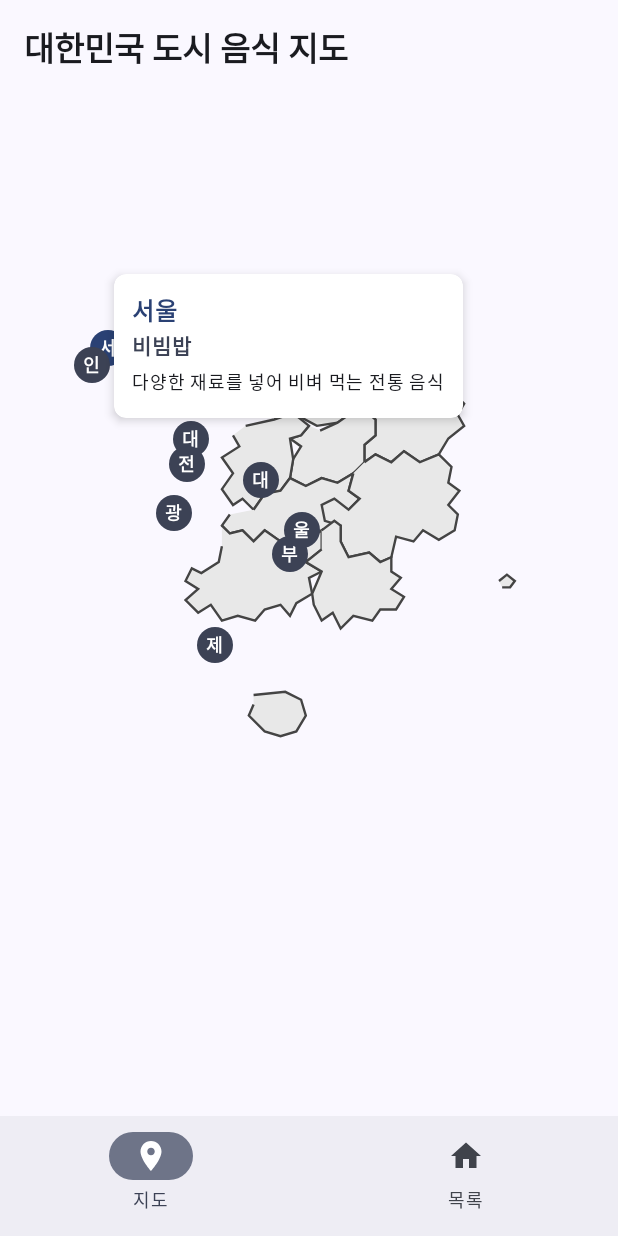
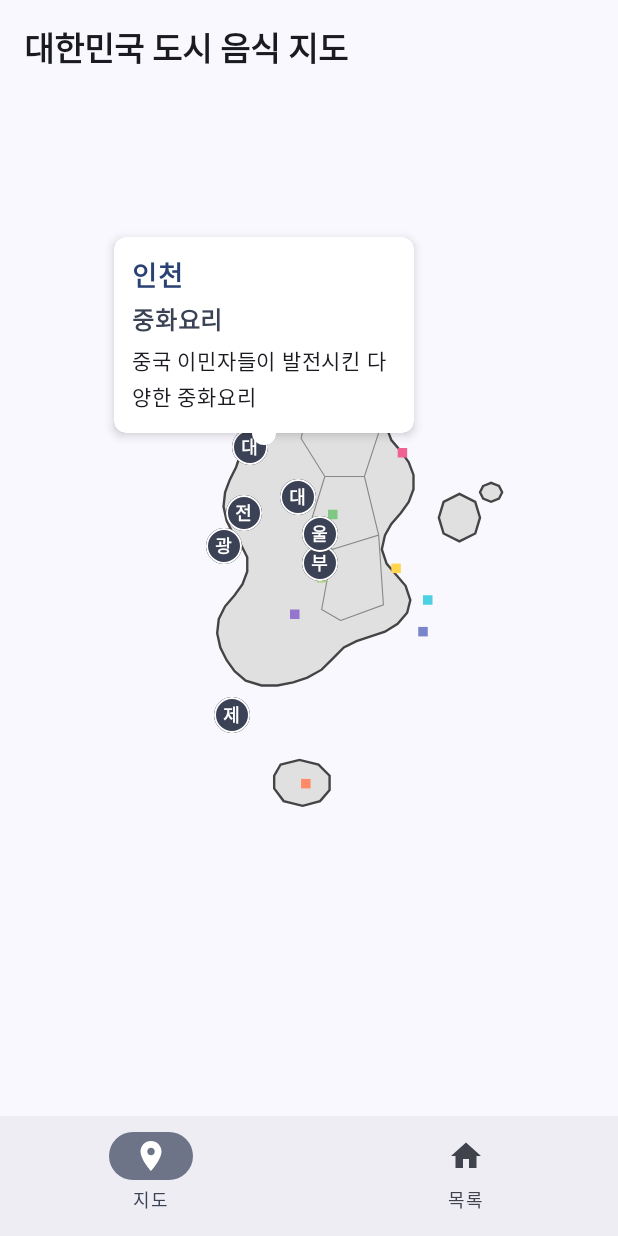
Before and after one commit to haeseoky/ocean-android, an Android app built with Jetpack Compose: the screen it shows after launch (MainActivity), after a tap on an icon or button, on a phone screen of 412 x 824 dp. Run offline under Robolectric (Android 15) with nearby library versions, the phone set to English and light mode, and no system bars.

Commit message:
마지막 UI 개선 및 지도 추가

```diff
--- a/app/src/main/java/com/example/ocean/data/repository/CityRepository.kt
+++ b/app/src/main/java/com/example/ocean/data/repository/CityRepository.kt
@@ -17,80 +17,80 @@ class CityRepository {
             CityInfo(
                 id = "seoul",
                 name = "서울",
-                xCoordinate = 0.19f,
-                yCoordinate = 0.27f,
+                xCoordinate = 0.49f,
+                yCoordinate = 0.245f,
                 famousFood = "비빔밥",
                 description = "다양한 재료를 넣어 비벼 먹는 전통 음식"
             ),
             CityInfo(
                 id = "busan",
                 name = "부산",
-                xCoordinate = 0.63f,
-                yCoordinate = 0.52f,
+                xCoordinate = 0.705f,
+                yCoordinate = 0.53f,
                 famousFood = "돼지국밥",
                 description = "뼈 육수에 돼지고기를 넣은 국밥"
             ),
             CityInfo(
                 id = "incheon",
                 name = "인천",
-                xCoordinate = 0.15f,
-                yCoordinate = 0.29f,
+                xCoordinate = 0.46f,
+                yCoordinate = 0.245f,
                 famousFood = "중화요리",
                 description = "중국 이민자들이 발전시킨 다양한 중화요리"
             ),
             CityInfo(
                 id = "daegu",
                 name = "대구",
-                xCoordinate = 0.56f,
-                yCoordinate = 0.43f,
+                xCoordinate = 0.65f,
+                yCoordinate = 0.45f,
                 famousFood = "납작만두",
                 description = "얇은 피에 속을 넣어 빚은 대구식 만두"
             ),
             CityInfo(
                 id = "gwangju",
                 name = "광주",
-                xCoordinate = 0.35f,
-                yCoordinate = 0.47f,
+                xCoordinate = 0.47f,
+                yCoordinate = 0.51f,
                 famousFood = "송정떡갈비",
                 description = "소갈비살을 다져 양념한 후 구운 음식"
             ),
             CityInfo(
                 id = "daejeon",
                 name = "대전",
-                xCoordinate = 0.39f,
-                yCoordinate = 0.38f,
+                xCoordinate = 0.535f,
+                yCoordinate = 0.39f,
                 famousFood = "성심당 빵",
                 description = "유명 베이커리의 대표 튀김소보로와 다양한 빵"
             ),
             CityInfo(
                 id = "ulsan",
                 name = "울산",
-                xCoordinate = 0.66f,
-                yCoordinate = 0.49f,
+                xCoordinate = 0.705f,
+                yCoordinate = 0.495f,
                 famousFood = "언양불고기",
                 description = "얇게 썬 소고기를 양념해 숯불에 구운 음식"
             ),
             CityInfo(
                 id = "jeju",
                 name = "제주",
-                xCoordinate = 0.45f,
-                yCoordinate = 0.63f,
+                xCoordinate = 0.49f,
+                yCoordinate = 0.715f,
                 famousFood = "흑돼지구이",
                 description = "제주 특산물인 흑돼지를 구운 음식"
             ),
             CityInfo(
                 id = "gangneung",
                 name = "강릉",
-                xCoordinate = 0.67f,
-                yCoordinate = 0.27f,
+                xCoordinate = 0.665f,
+                yCoordinate = 0.31f,
                 famousFood = "초당두부",
                 description = "바닷물로 만들어 고소한 맛이 일품인 강릉 특산 두부요리"
             ),
             CityInfo(
                 id = "jeonju",
                 name = "전주",
-                xCoordinate = 0.38f,
-                yCoordinate = 0.41f,
+                xCoordinate = 0.52f,
+                yCoordinate = 0.47f,
                 famousFood = "전주비빔밥",
                 description = "전통방식으로 만든 육회와 신선한 나물이 들어간 정통 비빔밥"
             )
--- a/app/src/main/java/com/example/ocean/ui/map/MapScreen.kt
+++ b/app/src/main/java/com/example/ocean/ui/map/MapScreen.kt
@@ -1,10 +1,15 @@
 package com.example.ocean.ui.map
 
 import androidx.compose.animation.AnimatedVisibility
+import androidx.compose.animation.core.Spring
+import androidx.compose.animation.core.animateDpAsState
+import androidx.compose.animation.core.spring
 import androidx.compose.animation.fadeIn
 import androidx.compose.animation.fadeOut
+import androidx.compose.animation.scaleIn
 import androidx.compose.foundation.Image
 import androidx.compose.foundation.background
+import androidx.compose.foundation.border
 import androidx.compose.foundation.clickable
 import androidx.compose.foundation.layout.Box
 import androidx.compose.foundation.layout.Column
@@ -12,8 +17,11 @@ import androidx.compose.foundation.layout.fillMaxSize
 import androidx.compose.foundation.layout.offset
 import androidx.compose.foundation.layout.padding
 import androidx.compose.foundation.layout.size
+import androidx.compose.foundation.layout.width
 import androidx.compose.foundation.shape.CircleShape
 import androidx.compose.foundation.shape.RoundedCornerShape
+import androidx.compose.material3.Card
+import androidx.compose.material3.CardDefaults
 import androidx.compose.material3.MaterialTheme
 import androidx.compose.material3.Surface
 import androidx.compose.material3.Text
@@ -65,7 +73,7 @@ fun MapScreen(
     ) {
         // 한국 지도 이미지
         Image(
-            painter = painterResource(id = R.drawable.korea_map_realistic),
+            painter = painterResource(id = R.drawable.korea_map_image),
             contentDescription = "대한민국 지도",
             modifier = Modifier.fillMaxSize(),
             contentScale = ContentScale.Fit
@@ -86,7 +94,7 @@ fun MapScreen(
 
         // 선택된 도시가 있으면 말풍선 표시
         selectedCity?.let { city ->
-            SpeechBubble(
+            EnhancedSpeechBubble(
                 city = city,
                 screenWidth = screenWidth,
                 screenHeight = screenHeight
@@ -112,12 +120,23 @@ private fun CityMarker(
     val xPos = (screenWidth.value * city.xCoordinate).roundToInt()
     val yPos = (screenHeight.value * city.yCoordinate).roundToInt()
 
+    // 마커 크기 애니메이션
+    val animatedSize by animateDpAsState(
+        targetValue = if (isSelected) markerSize * 1.3f else markerSize,
+        animationSpec = spring(
+            dampingRatio = Spring.DampingRatioMediumBouncy,
+            stiffness = Spring.StiffnessLow
+        ),
+        label = "MarkerSizeAnimation"
+    )
+
     Box(
         modifier = Modifier
             .offset { IntOffset(xPos - (markerSize.value / 2).roundToInt(), yPos - (markerSize.value / 2).roundToInt()) }
-            .size(markerSize)
+            .size(animatedSize)
             .clip(CircleShape)
             .background(if (isSelected) MaterialTheme.colorScheme.primary else MaterialTheme.colorScheme.secondary)
+            .border(1.dp, Color.White, CircleShape)
             .clickable(onClick = onClick),
         contentAlignment = Alignment.Center
     ) {
@@ -131,59 +150,83 @@ private fun CityMarker(
 }
 
 /**
- * 말풍선 컴포넌트
+ * 향상된 말풍선 컴포넌트
  */
 @Composable
-private fun SpeechBubble(
+private fun EnhancedSpeechBubble(
     city: CityInfo,
     screenWidth: androidx.compose.ui.unit.Dp,
     screenHeight: androidx.compose.ui.unit.Dp
 ) {
     val xPos = (screenWidth.value * city.xCoordinate).roundToInt()
-    val yPos = (screenHeight.value * city.yCoordinate).roundToInt() - 80
+    val yPos = (screenHeight.value * city.yCoordinate).roundToInt() - 85
 
     // 화면 경계를 벗어나지 않도록 조정
-    val adjustedX = xPos.coerceIn(20, screenWidth.value.toInt() - 220)
+    val bubbleWidth = 200.dp
+    val bubbleWidthPx = with(LocalDensity.current) { bubbleWidth.toPx() }
+    val adjustedX = xPos.coerceIn(20, screenWidth.value.toInt() - (bubbleWidthPx / 2).roundToInt())
     val adjustedY = yPos.coerceIn(20, screenHeight.value.toInt() - 150)
 
     Box(
         modifier = Modifier
-            .offset { IntOffset(adjustedX, adjustedY) }
+            .offset { IntOffset(adjustedX - (bubbleWidth.value / 2).roundToInt(), adjustedY) }
     ) {
+        // 말풍선 애니메이션
         AnimatedVisibility(
             visible = true,
-            enter = fadeIn(),
+            enter = fadeIn() + scaleIn(initialScale = 0.8f),
             exit = fadeOut()
         ) {
-            Surface(
+            Column(
+                horizontalAlignment = Alignment.CenterHorizontally
+            ) {
+                // 말풍선 카드
+                Card(
                     modifier = Modifier
-                    .padding(8.dp)
+                        .width(bubbleWidth)
                         .shadow(4.dp, RoundedCornerShape(8.dp)),
                     shape = RoundedCornerShape(8.dp),
-                color = Color.White
+                    elevation = CardDefaults.cardElevation(defaultElevation = 4.dp),
+                    colors = CardDefaults.cardColors(containerColor = Color.White)
                 ) {
                     Column(
                         modifier = Modifier.padding(12.dp)
                     ) {
                         Text(
                             text = city.name,
-                        fontSize = 16.sp,
+                            fontSize = 18.sp,
                             fontWeight = FontWeight.Bold,
                             color = MaterialTheme.colorScheme.primary
                         )
                         Text(
                             text = city.famousFood,
-                        fontSize = 14.sp,
+                            fontSize = 16.sp,
                             fontWeight = FontWeight.Bold,
-                        color = MaterialTheme.colorScheme.secondary
+                            color = MaterialTheme.colorScheme.secondary,
+                            modifier = Modifier.padding(top = 4.dp)
                         )
                         Text(
                             text = city.description,
-                        fontSize = 12.sp,
-                        textAlign = TextAlign.Start
+                            fontSize = 14.sp,
+                            textAlign = TextAlign.Start,
+                            modifier = Modifier.padding(top = 4.dp)
+                        )
+                    }
+                }
+
+                // 말풍선 꼬리 부분
+                Box(
+                    modifier = Modifier
+                        .size(16.dp, 8.dp)
+                        .clip(
+                            RoundedCornerShape(
+                                bottomStart = 50f,
+                                bottomEnd = 50f
+                            )
+                        )
+                        .background(Color.White)
                 )
             }
         }
     }
 }
-}
--- /dev/null
+++ b/app/src/main/res/drawable/korea_map_image.xml
@@ -0,0 +1,107 @@
+<?xml version="1.0" encoding="utf-8"?>
+<vector xmlns:android="http://schemas.android.com/apk/res/android"
+    android:width="360dp"
+    android:height="512dp"
+    android:viewportWidth="360"
+    android:viewportHeight="512">
+
+    <!-- 한반도 육지 -->
+    <path
+        android:fillColor="#E0E0E0"
+        android:strokeWidth="1.5"
+        android:strokeColor="#444444"
+        android:pathData="M157,89 L163,81 L168,73 L174,67 L183,61 L193,58 L204,57 L212,60 L219,66
+                       L224,74 L231,79 L237,85 L241,94 L244,103 L245,112 L242,121 L236,128
+                       L231,135 L229,143 L232,151 L238,158 L243,165 L246,173 L246,182 L243,190
+                       L238,197 L232,204 L228,211 L226,220 L229,229 L235,236 L241,243 L244,252
+                       L242,260 L236,267 L228,272 L219,275 L210,278 L202,282 L195,289 L188,296
+                       L179,301 L170,304 L160,306 L150,306 L140,303 L133,297 L128,290 L124,282
+                       L122,273 L123,264 L127,256 L133,249 L138,242 L141,234 L141,225 L137,217
+                       L132,210 L128,202 L126,193 L127,184 L130,176 L134,168 L137,159 L137,150
+                       L135,141 L134,132 L135,123 L139,115 L144,107 L150,99 L157,93 Z" />
+
+    <!-- 제주도 -->
+    <path
+        android:fillColor="#E0E0E0"
+        android:strokeWidth="1.5"
+        android:strokeColor="#444444"
+        android:pathData="M162,356 L174,353 L186,356 L193,363 L193,372 L187,379 L176,382 L164,379 L158,371 L158,363 Z" />
+
+    <!-- 독도 -->
+    <path
+        android:fillColor="#E0E0E0"
+        android:strokeWidth="1.5"
+        android:strokeColor="#444444"
+        android:pathData="M290,180 L295,178 L300,180 L302,184 L300,188 L295,190 L290,188 L288,184 Z" />
+
+    <!-- 울릉도 -->
+    <path
+        android:fillColor="#E0E0E0"
+        android:strokeWidth="1.5"
+        android:strokeColor="#444444"
+        android:pathData="M265,190 L275,185 L285,190 L288,200 L285,210 L275,215 L265,210 L262,200 Z" />
+
+    <!-- 내부 경계선 - 도 경계 -->
+    <path
+        android:fillColor="#00000000"
+        android:strokeWidth="0.7"
+        android:strokeColor="#888888"
+        android:pathData="M183,115 L210,120 L230,128
+                        M183,115 L175,150 L190,174
+                        M190,174 L215,174 L230,128
+                        M190,174 L178,213 L195,220
+                        M195,220 L224,211 L215,174
+                        M195,220 L188,258 L200,265
+                        M200,265 L227,255 L224,211" />
+
+    <!-- 주요 도시 -->
+    <!-- 서울 -->
+    <path
+        android:fillColor="#E57373"
+        android:pathData="M176,122 L182,122 L182,128 L176,128 Z" />
+
+    <!-- 인천 -->
+    <path
+        android:fillColor="#64B5F6"
+        android:pathData="M162,122 L168,122 L168,128 L162,128 Z" />
+
+    <!-- 대전 -->
+    <path
+        android:fillColor="#81C784"
+        android:pathData="M192,195 L198,195 L198,201 L192,201 Z" />
+
+    <!-- 대구 -->
+    <path
+        android:fillColor="#FFD54F"
+        android:pathData="M232,229 L238,229 L238,235 L232,235 Z" />
+
+    <!-- 부산 -->
+    <path
+        android:fillColor="#7986CB"
+        android:pathData="M249,269 L255,269 L255,275 L249,275 Z" />
+
+    <!-- 광주 -->
+    <path
+        android:fillColor="#9575CD"
+        android:pathData="M168,258 L174,258 L174,264 L168,264 Z" />
+
+    <!-- 울산 -->
+    <path
+        android:fillColor="#4DD0E1"
+        android:pathData="M252,249 L258,249 L258,255 L252,255 Z" />
+
+    <!-- 제주 -->
+    <path
+        android:fillColor="#FF8A65"
+        android:pathData="M175,365 L181,365 L181,371 L175,371 Z" />
+
+    <!-- 강릉 -->
+    <path
+        android:fillColor="#F06292"
+        android:pathData="M236,156 L242,156 L242,162 L236,162 Z" />
+
+    <!-- 전주 -->
+    <path
+        android:fillColor="#AED581"
+        android:pathData="M185,235 L191,235 L191,241 L185,241 Z" />
+</vector>
```
Lines whose indentation alone changed are shown as unchanged.
